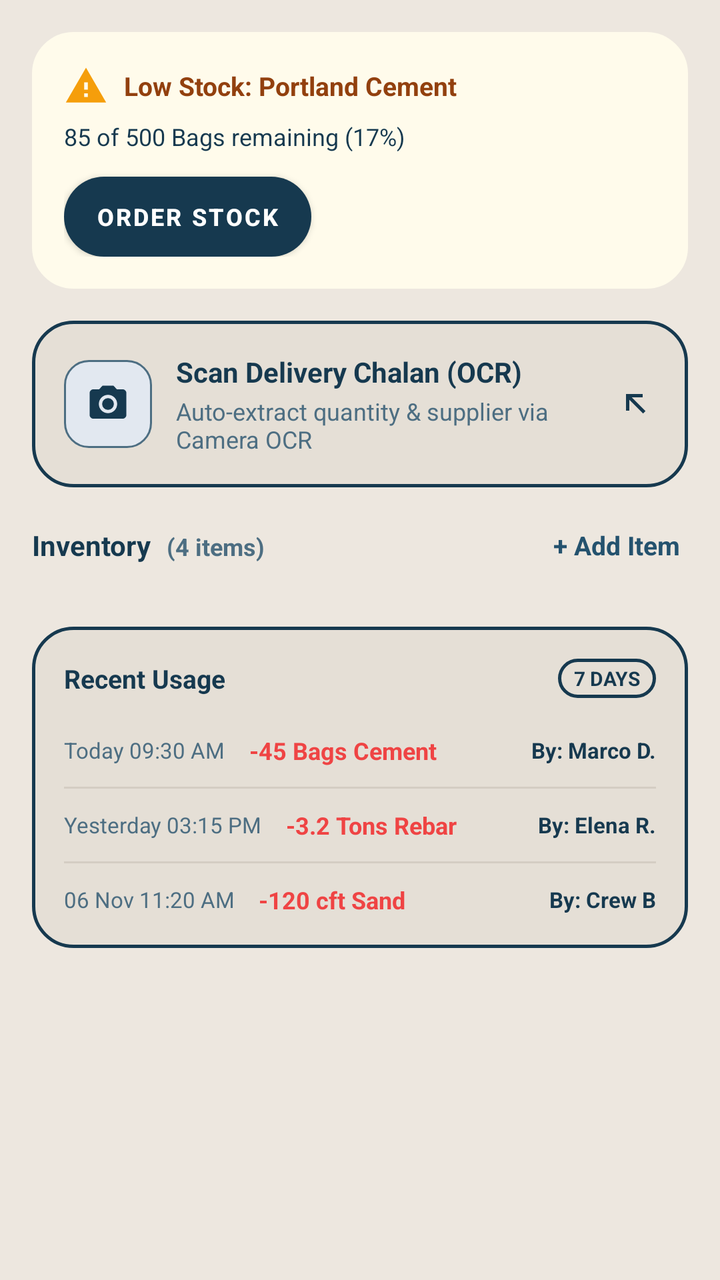
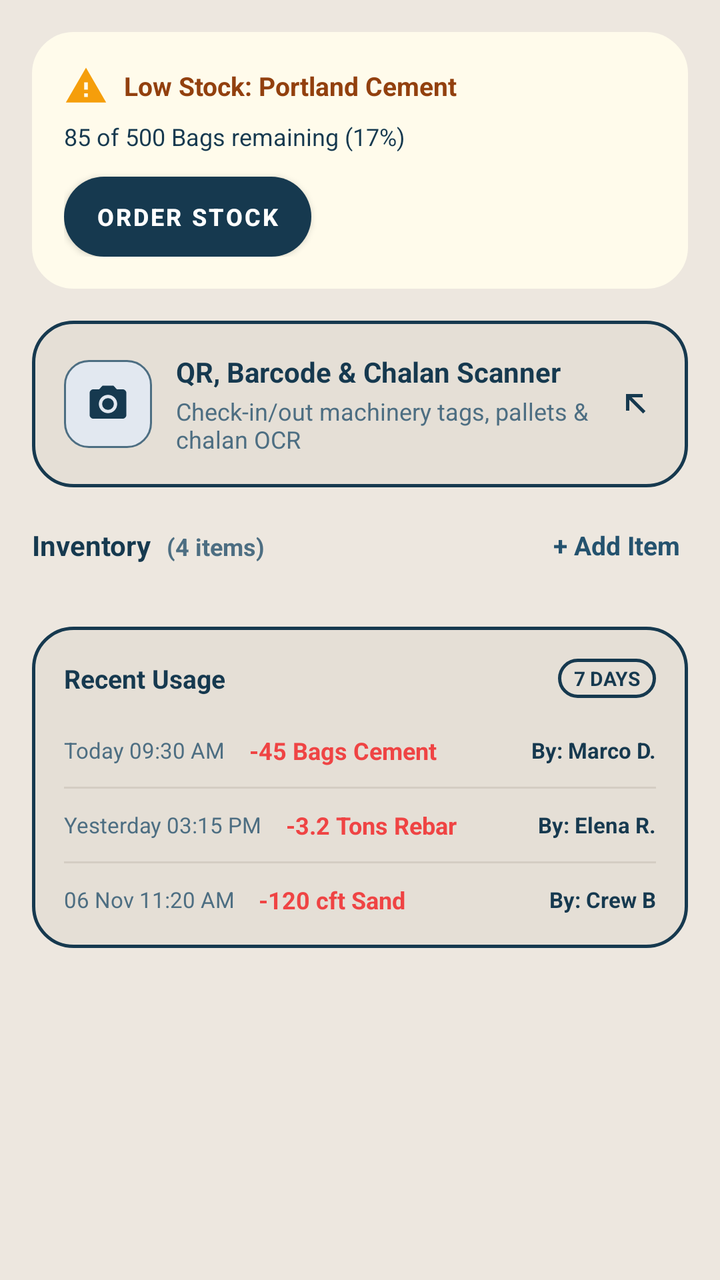

Screens rendered from an Android XML layout before and after an edit, with the pre-edit source and the edit as a unified diff.
<!-- AndroidManifest.xml: application theme Theme.SiteSync -->
<!-- res/layout/fragment_resource.xml -->
<?xml version="1.0" encoding="utf-8"?>
<androidx.coordinatorlayout.widget.CoordinatorLayout xmlns:android="http://schemas.android.com/apk/res/android"
    xmlns:app="http://schemas.android.com/apk/res-auto"
    android:layout_width="match_parent"
    android:layout_height="match_parent"
    android:background="@color/warm_ash_base">

    <androidx.core.widget.NestedScrollView
        android:layout_width="match_parent"
        android:layout_height="match_parent"
        android:clipToPadding="false"
        android:paddingBottom="120dp"
        android:fillViewport="true">

        <LinearLayout
            android:layout_width="match_parent"
            android:layout_height="wrap_content"
            android:orientation="vertical"
            android:padding="16dp">

            
            <include
                android:id="@+id/layoutLowStockBanner"
                layout="@layout/layout_low_stock_banner" />

            
            <LinearLayout
                android:id="@+id/cardScanChalan"
                android:layout_width="match_parent"
                android:layout_height="wrap_content"
                android:orientation="horizontal"
                android:background="@drawable/bg_card_outlined"
                android:padding="16dp"
                android:gravity="center_vertical"
                android:layout_marginBottom="16dp"
                android:clickable="true"
                android:focusable="true">

                <FrameLayout
                    android:layout_width="44dp"
                    android:layout_height="44dp"
                    android:background="@drawable/bg_badge_low"
                    android:layout_marginEnd="12dp">

                    <ImageView
                        android:layout_width="22dp"
                        android:layout_height="22dp"
                        android:layout_gravity="center"
                        android:src="@drawable/ic_camera"
                        app:tint="@color/oxide_blue_primary"
                        android:contentDescription="Camera Scanner" />
                </FrameLayout>

                <LinearLayout
                    android:layout_width="0dp"
                    android:layout_height="wrap_content"
                    android:layout_weight="1"
                    android:orientation="vertical">

                    <TextView
                        android:layout_width="wrap_content"
                        android:layout_height="wrap_content"
                        android:text="Scan Delivery Chalan (OCR)"
                        android:textColor="@color/text_oxide_primary"
                        android:textSize="14sp"
                        android:textStyle="bold" />

                    <TextView
                        android:layout_width="wrap_content"
                        android:layout_height="wrap_content"
                        android:text="Auto-extract quantity &amp; supplier via Camera OCR"
                        android:textColor="@color/text_oxide_secondary"
                        android:textSize="12sp"
                        android:layout_marginTop="2dp" />
                </LinearLayout>

                <ImageView
                    android:layout_width="20dp"
                    android:layout_height="20dp"
                    android:src="@drawable/ic_arrow_diagonal"
                    app:tint="@color/oxide_blue_primary"
                    android:contentDescription="Open Scanner" />
            </LinearLayout>

            
            <RelativeLayout
                android:layout_width="match_parent"
                android:layout_height="wrap_content"
                android:layout_marginBottom="12dp">

                <LinearLayout
                    android:layout_width="wrap_content"
                    android:layout_height="wrap_content"
                    android:layout_alignParentStart="true"
                    android:layout_centerVertical="true"
                    android:orientation="horizontal">

                    <TextView
                        android:id="@+id/tvInventoryHeader"
                        android:layout_width="wrap_content"
                        android:layout_height="wrap_content"
                        android:text="Inventory"
                        android:textColor="@color/text_oxide_primary"
                        android:textSize="14sp"
                        android:textStyle="bold" />

                    <TextView
                        android:id="@+id/tvInventoryCountBadge"
                        android:layout_width="wrap_content"
                        android:layout_height="wrap_content"
                        android:layout_marginStart="8dp"
                        android:text="(4 items)"
                        android:textColor="@color/text_oxide_secondary"
                        android:textSize="12sp"
                        android:textStyle="bold" />
                </LinearLayout>

                <TextView
                    android:id="@+id/btnAddInventoryItem"
                    android:layout_width="wrap_content"
                    android:layout_height="wrap_content"
                    android:layout_alignParentEnd="true"
                    android:layout_centerVertical="true"
                    android:text="+ Add Item"
                    android:textColor="@color/oxide_blue_light"
                    android:textSize="13sp"
                    android:textStyle="bold"
                    android:padding="4dp"
                    android:background="?attr/selectableItemBackgroundBorderless" />
            </RelativeLayout>

            
            <androidx.recyclerview.widget.RecyclerView
                android:id="@+id/rvInventory"
                android:layout_width="match_parent"
                android:layout_height="wrap_content"
                android:nestedScrollingEnabled="false"
                android:layout_marginBottom="16dp" />

            
            <LinearLayout
                android:layout_width="match_parent"
                android:layout_height="wrap_content"
                android:orientation="vertical"
                android:background="@drawable/bg_card_outlined"
                android:padding="16dp"
                android:layout_marginBottom="16dp">

                
                <RelativeLayout
                    android:layout_width="match_parent"
                    android:layout_height="wrap_content"
                    android:layout_marginBottom="12dp">

                    <TextView
                        android:layout_width="wrap_content"
                        android:layout_height="wrap_content"
                        android:layout_alignParentStart="true"
                        android:layout_centerVertical="true"
                        android:text="Recent Usage"
                        android:textColor="@color/text_oxide_primary"
                        android:textSize="13sp"
                        android:textStyle="bold" />

                    <TextView
                        android:layout_width="wrap_content"
                        android:layout_height="wrap_content"
                        android:layout_alignParentEnd="true"
                        android:layout_centerVertical="true"
                        android:text="7 DAYS"
                        android:textColor="@color/text_oxide_primary"
                        android:textSize="10sp"
                        android:textStyle="bold"
                        android:background="@drawable/bg_pill_inactive"
                        android:paddingStart="8dp"
                        android:paddingEnd="8dp"
                        android:paddingTop="3dp"
                        android:paddingBottom="3dp" />
                </RelativeLayout>

                
                <LinearLayout
                    android:id="@+id/rowLog1"
                    android:layout_width="match_parent"
                    android:layout_height="wrap_content"
                    android:orientation="horizontal"
                    android:gravity="center_vertical"
                    android:paddingTop="6dp"
                    android:paddingBottom="6dp">

                    <TextView
                        android:layout_width="wrap_content"
                        android:layout_height="wrap_content"
                        android:text="Today 09:30 AM"
                        android:textColor="@color/text_oxide_secondary"
                        android:textSize="11sp" />

                    <TextView
                        android:layout_width="0dp"
                        android:layout_height="wrap_content"
                        android:layout_weight="1"
                        android:layout_marginStart="12dp"
                        android:text="-45 Bags Cement"
                        android:textColor="@color/status_red"
                        android:textSize="12sp"
                        android:textStyle="bold" />

                    <TextView
                        android:layout_width="wrap_content"
                        android:layout_height="wrap_content"
                        android:text="By: Marco D."
                        android:textColor="@color/text_oxide_primary"
                        android:textSize="11sp"
                        android:textStyle="bold" />
                </LinearLayout>

                <View
                    android:layout_width="match_parent"
                    android:layout_height="1dp"
                    android:background="@color/gauge_track_ash"
                    android:layout_marginTop="4dp"
                    android:layout_marginBottom="4dp" />

                
                <LinearLayout
                    android:id="@+id/rowLog2"
                    android:layout_width="match_parent"
                    android:layout_height="wrap_content"
                    android:orientation="horizontal"
                    android:gravity="center_vertical"
                    android:paddingTop="6dp"
                    android:paddingBottom="6dp">

                    <TextView
                        android:layout_width="wrap_content"
                        android:layout_height="wrap_content"
                        android:text="Yesterday 03:15 PM"
                        android:textColor="@color/text_oxide_secondary"
                        android:textSize="11sp" />

                    <TextView
                        android:layout_width="0dp"
                        android:layout_height="wrap_content"
                        android:layout_weight="1"
                        android:layout_marginStart="12dp"
                        android:text="-3.2 Tons Rebar"
                        android:textColor="@color/status_red"
                        android:textSize="12sp"
                        android:textStyle="bold" />

                    <TextView
                        android:layout_width="wrap_content"
                        android:layout_height="wrap_content"
                        android:text="By: Elena R."
                        android:textColor="@color/text_oxide_primary"
                        android:textSize="11sp"
                        android:textStyle="bold" />
                </LinearLayout>

                <View
                    android:layout_width="match_parent"
                    android:layout_height="1dp"
                    android:background="@color/gauge_track_ash"
                    android:layout_marginTop="4dp"
                    android:layout_marginBottom="4dp" />

                
                <LinearLayout
                    android:id="@+id/rowLog3"
                    android:layout_width="match_parent"
                    android:layout_height="wrap_content"
                    android:orientation="horizontal"
                    android:gravity="center_vertical"
                    android:paddingTop="6dp">

                    <TextView
                        android:layout_width="wrap_content"
                        android:layout_height="wrap_content"
                        android:text="06 Nov 11:20 AM"
                        android:textColor="@color/text_oxide_secondary"
                        android:textSize="11sp" />

                    <TextView
                        android:layout_width="0dp"
                        android:layout_height="wrap_content"
                        android:layout_weight="1"
                        android:layout_marginStart="12dp"
                        android:text="-120 cft Sand"
                        android:textColor="@color/status_red"
                        android:textSize="12sp"
                        android:textStyle="bold" />

                    <TextView
                        android:layout_width="wrap_content"
                        android:layout_height="wrap_content"
                        android:text="By: Crew B"
                        android:textColor="@color/text_oxide_primary"
                        android:textSize="11sp"
                        android:textStyle="bold" />
                </LinearLayout>
            </LinearLayout>

        </LinearLayout>
    </androidx.core.widget.NestedScrollView>

</androidx.coordinatorlayout.widget.CoordinatorLayout>
<!-- res/layout/layout_low_stock_banner.xml (included above) -->
<?xml version="1.0" encoding="utf-8"?>
<LinearLayout xmlns:android="http://schemas.android.com/apk/res/android"
    xmlns:app="http://schemas.android.com/apk/res-auto"
    android:id="@+id/layoutLowStockBanner"
    android:layout_width="match_parent"
    android:layout_height="wrap_content"
    android:orientation="vertical"
    android:background="@drawable/bg_card_outlined"
    android:backgroundTint="#FFFBEB"
    android:padding="16dp"
    android:layout_marginBottom="16dp">

    <LinearLayout
        android:layout_width="match_parent"
        android:layout_height="wrap_content"
        android:orientation="horizontal"
        android:gravity="center_vertical"
        android:layout_marginBottom="6dp">

        <ImageView
            android:layout_width="22dp"
            android:layout_height="22dp"
            android:src="@drawable/ic_warning_amber"
            app:tint="@color/brand_amber"
            android:contentDescription="Warning Hazard" />

        <TextView
            android:id="@+id/tvLowStockAlertTitle"
            android:layout_width="0dp"
            android:layout_height="wrap_content"
            android:layout_weight="1"
            android:layout_marginStart="8dp"
            android:text="Low Stock: Portland Cement"
            android:textColor="#92400E"
            android:textSize="13sp"
            android:textStyle="bold" />
    </LinearLayout>

    <TextView
        android:id="@+id/tvLowStockAlertMessage"
        android:layout_width="match_parent"
        android:layout_height="wrap_content"
        android:text="85 of 500 Bags remaining (17%)"
        android:textColor="@color/text_oxide_primary"
        android:textSize="12sp"
        android:layout_marginBottom="12dp" />

    <com.google.android.material.button.MaterialButton
        android:id="@+id/btnQuickRequisition"
        android:layout_width="wrap_content"
        android:layout_height="40dp"
        android:background="@drawable/btn_primary_oxide"
        app:backgroundTint="@color/oxide_blue_primary"
        android:text="Order Stock"
        android:textColor="@color/text_on_oxide_white"
        android:textSize="12sp"
        android:textStyle="bold"
        app:cornerRadius="20dp"
        android:paddingStart="16dp"
        android:paddingEnd="16dp" />

</LinearLayout>
<!-- resources referenced by this layout -->
<resources>
  <color name="brand_amber">#F59E0B</color>
  <color name="gauge_track_ash">#D4CDC3</color>
  <color name="oxide_blue_light">#24526E</color>
  <color name="oxide_blue_primary">#16394F</color>
  <color name="status_red">#EF4444</color>
  <color name="text_on_oxide_white">#FFFFFF</color>
  <color name="text_oxide_primary">#16394F</color>
  <color name="text_oxide_secondary">#4D6E82</color>
  <color name="warm_ash_base">#EDE7DF</color>
  <!-- drawable bg_badge_low (drawable) -->
  <?xml version="1.0" encoding="utf-8"?>
  <shape xmlns:android="http://schemas.android.com/apk/res/android"
      android:shape="rectangle">
      <solid android:color="#E2E8F0" />
      <stroke
          android:width="1dp"
          android:color="#4D6E82" />
      <corners android:radius="12dp" />
  </shape>
  <!-- drawable bg_card_outlined (drawable) -->
  <?xml version="1.0" encoding="utf-8"?>
  <shape xmlns:android="http://schemas.android.com/apk/res/android"
      android:shape="rectangle">
      <solid android:color="@color/warm_ash_surface" />
      <stroke
          android:width="1.5dp"
          android:color="@color/stroke_oxide_blue" />
      <corners android:radius="20dp" />
  </shape>
  <!-- drawable bg_pill_inactive (drawable) -->
  <?xml version="1.0" encoding="utf-8"?>
  <shape xmlns:android="http://schemas.android.com/apk/res/android"
      android:shape="rectangle">
      <solid android:color="@color/warm_ash_surface" />
      <stroke
          android:width="1.5dp"
          android:color="@color/stroke_oxide_blue" />
      <corners android:radius="16dp" />
  </shape>
  <!-- drawable btn_primary_oxide (drawable) -->
  <?xml version="1.0" encoding="utf-8"?>
  <ripple xmlns:android="http://schemas.android.com/apk/res/android"
      android:color="@color/oxide_blue_dark">
      <item>
          <shape android:shape="rectangle">
              <solid android:color="@color/oxide_blue_primary" />
              <corners android:radius="24dp" />
          </shape>
      </item>
  </ripple>
  <!-- drawable ic_arrow_diagonal (drawable) -->
  <vector xmlns:android="http://schemas.android.com/apk/res/android"
      android:width="24dp"
      android:height="24dp"
      android:viewportWidth="24"
      android:viewportHeight="24">
    <path
        android:fillColor="#16394F"
        android:pathData="M6,6l10,0l0,2l-6.59,0l8.3,8.29l-1.42,1.42L8,9.41L8,16L6,16L6,6z"/>
  </vector>
  <!-- drawable ic_camera (drawable) -->
  <vector xmlns:android="http://schemas.android.com/apk/res/android"
      android:width="24dp"
      android:height="24dp"
      android:viewportWidth="24"
      android:viewportHeight="24">
      <path
          android:fillColor="#2563EB"
          android:pathData="M12,12m-3.2,0a3.2,3.2 0 1,1 6.4,0a3.2,3.2 0 1,1 -6.4,0" />
      <path
          android:fillColor="#2563EB"
          android:pathData="M9,2L7.17,4H4c-1.1,0 -2,0.9 -2,2v12c0,1.1 0.9,2 2,2h16c1.1,0 2,-0.9 2,-2V6c0,-1.1 -0.9,-2 -2,-2h-3.17L15,2H9zm3,15c-2.76,0 -5,-2.24 -5,-5s2.24,-5 5,-5 5,2.24 5,5 -2.24,5 -5,5z" />
  </vector>
  <!-- drawable ic_warning_amber (drawable) -->
  <vector xmlns:android="http://schemas.android.com/apk/res/android"
      android:width="24dp"
      android:height="24dp"
      android:viewportWidth="24"
      android:viewportHeight="24">
    <path
        android:fillColor="#FFF59E0B"
        android:pathData="M1,21h22L12,2 1,21zM13,18h-2v-2h2v2zM13,14h-2v-4h2v4z"/>
  </vector>
  <color name="warm_ash_surface">#E5DFD6</color>
  <color name="stroke_oxide_blue">#16394F</color>
  <color name="oxide_blue_dark">#0E2636</color>
  <color name="text_oxide_muted">#7E98A8</color>
  <!-- unchanged entries left out for length: 1 -->
</resources>

<!-- the commit's change to res/layout/fragment_resource.xml (unified diff, before → after) -->
@@ -60,7 +60,7 @@
                     <TextView
                         android:layout_width="wrap_content"
                         android:layout_height="wrap_content"
-                        android:text="Scan Delivery Chalan (OCR)"
+                        android:text="QR, Barcode &amp; Chalan Scanner"
                         android:textColor="@color/text_oxide_primary"
                         android:textSize="14sp"
                         android:textStyle="bold" />
@@ -68,7 +68,7 @@
                     <TextView
                         android:layout_width="wrap_content"
                         android:layout_height="wrap_content"
-                        android:text="Auto-extract quantity &amp; supplier via Camera OCR"
+                        android:text="Check-in/out machinery tags, pallets &amp; chalan OCR"
                         android:textColor="@color/text_oxide_secondary"
                         android:textSize="12sp"
                         android:layout_marginTop="2dp" />
